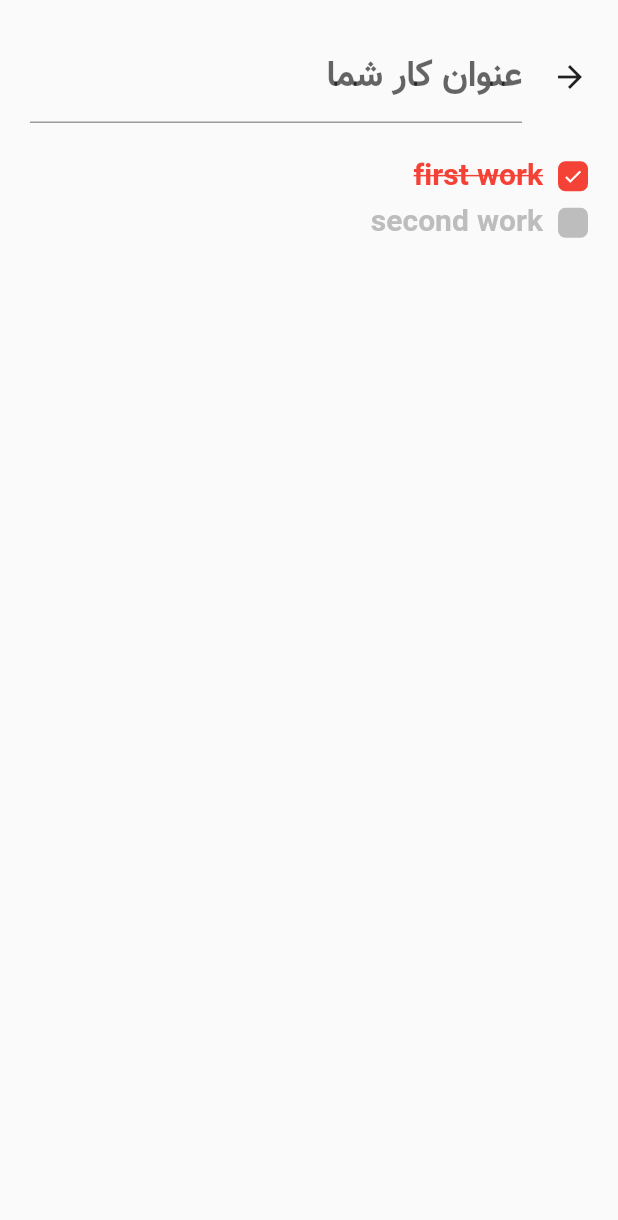
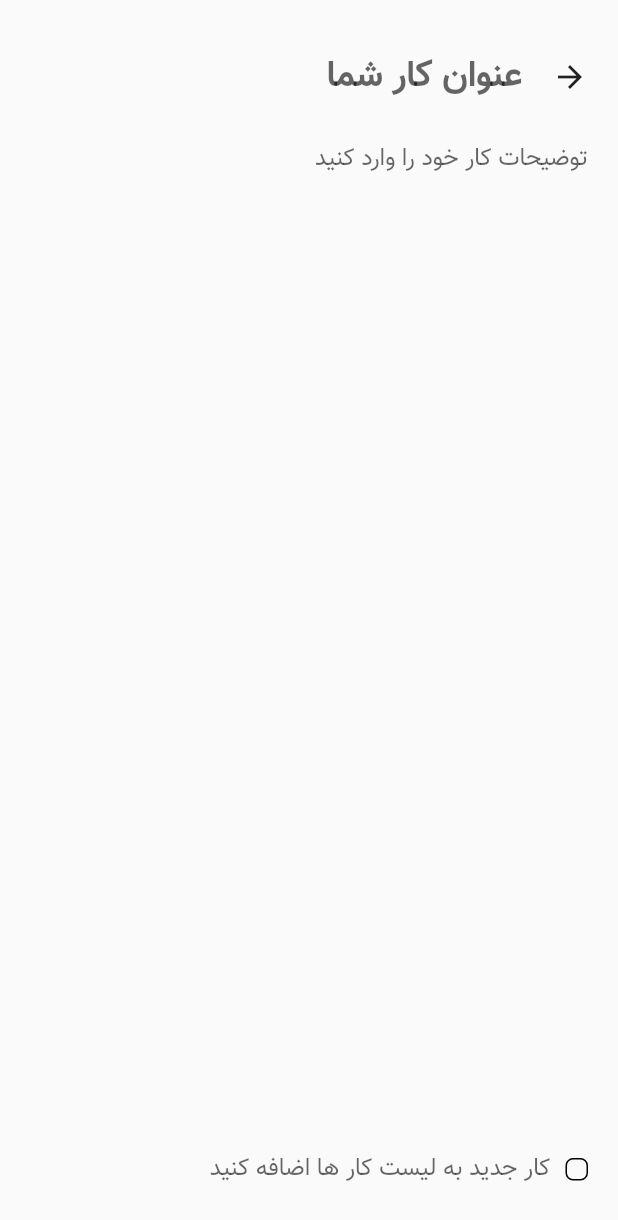
Before and after one commit to mojtaba2021/FirstFlutterApp, a Flutter app: the TaskScreen screen opened directly, on a phone screen of 412 x 824 dp. Shown: the top 1220 px of the screen. Run offline on Flutter 3.47's test engine with Material 2 defaults, Android fonts, the phone set to English and light mode, and no system bars.

Commit message:
Make add and show todos dynamic in task screeen

```diff
--- a/lib/screens/task.dart
+++ b/lib/screens/task.dart
@@ -1,5 +1,6 @@
 import 'package:flutter/material.dart';
-import 'package:tasko/screens/home.dart';
+import 'package:tasko/models/todo.dart';
+import 'package:tasko/widgets/todo/addNewTodo.dart';
 import 'package:tasko/widgets/todoWidget.dart';
 
 class TaskScreen extends StatefulWidget {
@@ -8,7 +9,12 @@ class TaskScreen extends StatefulWidget {
 }
 
 class TaskScreenState extends State<TaskScreen> {
-  bool? value = false;
+  List<Todo> todos = [];
+
+  addTodo(value) {
+    setState(() => todos.add(Todo(title: value, isDone: false)));
+  }
+
   @override
   Widget build(BuildContext context) {
     return Directionality(
@@ -31,9 +37,7 @@ class TaskScreenState extends State<TaskScreen> {
                         child: TextField(
                           decoration: InputDecoration(
                             hintText: "عنوان کار شما",
-                            border: UnderlineInputBorder(
-                              borderSide: BorderSide(style: BorderStyle.solid),
-                            ),
+                            border: InputBorder.none,
                           ),
                           style: TextStyle(
                               fontSize: 24,
@@ -44,14 +48,45 @@ class TaskScreenState extends State<TaskScreen> {
                     ),
                   ],
                 ),
+                TextField(
+                  decoration: InputDecoration(
+                    hintText: "توضیحات کار خود را وارد کنید",
+                    border: InputBorder.none,
+                  ),
+                  style: TextStyle(
+                    color: Colors.grey[600],
+                  ),
+                  minLines: 1,
+                  maxLines: 3,
+                ),
                 Expanded(
-                  child: ListView(
-                    padding: EdgeInsets.only(top: 20),
-                    children: [
-                      TodoWidget(title: "first work",isDone: true,),
-                      TodoWidget(title: "second work",isDone: false,)
-                    ],
+                  child: ListView.builder(
+                    itemCount: todos.length,
+                    itemBuilder: (context, index) => TodoWidget(
+                      title: todos[index].title,
+                      isDone: false,
+                    ),
                   ),
+                ),
+                Row(
+                  children: [
+                    Container(
+                      width: 15,
+                      height: 15,
+                      decoration: BoxDecoration(
+                        borderRadius: BorderRadius.circular(5),
+                        border: Border.all(
+                          width: 1,
+                        ),
+                      ),
+                    ),
+                    Expanded(
+                      child: Padding(
+                        padding: EdgeInsets.only(right: 10),
+                        child: AddNewTodo(addTodo: addTodo),
+                      ),
+                    ),
+                  ],
                 )
               ],
             ),
```
